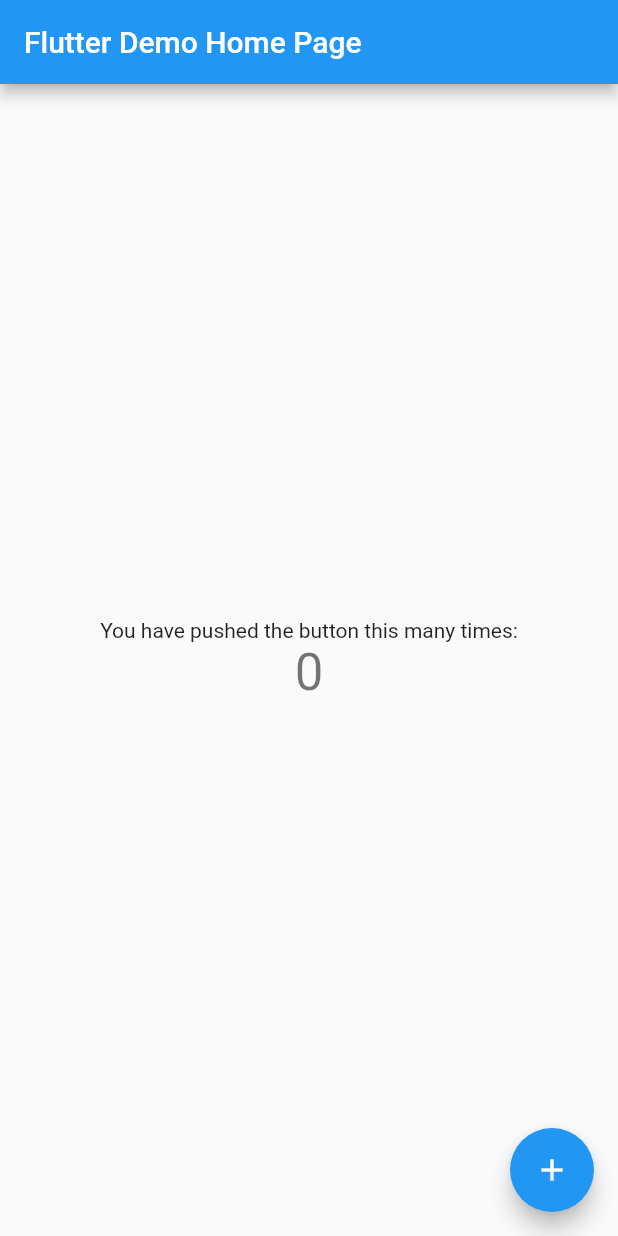
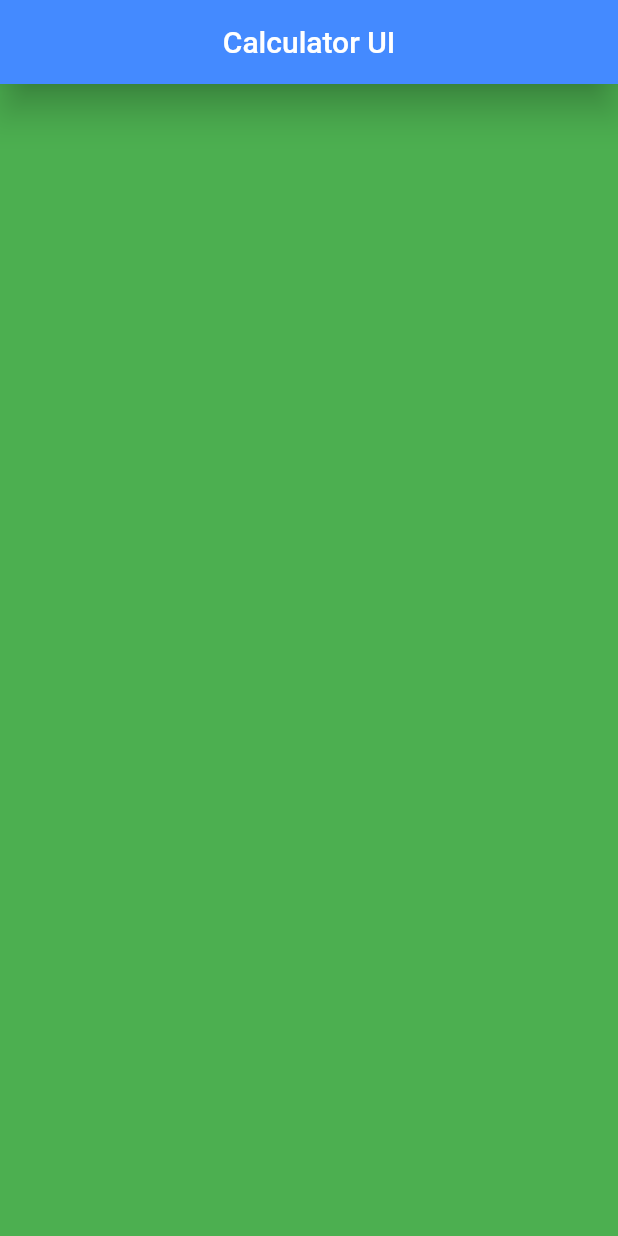
Before and after one commit to marufahmedofficial/Calculator_UI_Flutter, a Flutter app: the screen it shows after launch, on a phone screen of 412 x 824 dp. Run offline on Flutter 3.47's test engine with Material 2 defaults, Android fonts, the phone set to English and light mode, and no system bars.

Commit message:
App bar created

```diff
--- a/lib/main.dart
+++ b/lib/main.dart
@@ -1,115 +1,23 @@
 import 'package:flutter/material.dart';
 
-void main() {
-  runApp(const MyApp());
+void main(){
+
+  runApp(MaterialApp(
+    debugShowCheckedModeBanner: false,
+    home: Scaffold(
+      backgroundColor: Colors.green,
+      appBar: AppBar(
+        elevation: 10,
+        centerTitle: true,
+        backgroundColor: Colors.blueAccent,
+        title: Text('Calculator UI'),
+      ),
+    ),
+
+
+
+  )
+
+  );
+
 }
-
-class MyApp extends StatelessWidget {
-  const MyApp({super.key});
-
-  // This widget is the root of your application.
-  @override
-  Widget build(BuildContext context) {
-    return MaterialApp(
-      title: 'Flutter Demo',
-      theme: ThemeData(
-        // This is the theme of your application.
-        //
-        // Try running your application with "flutter run". You'll see the
-        // application has a blue toolbar. Then, without quitting the app, try
-        // changing the primarySwatch below to Colors.green and then invoke
-        // "hot reload" (press "r" in the console where you ran "flutter run",
-        // or simply save your changes to "hot reload" in a Flutter IDE).
-        // Notice that the counter didn't reset back to zero; the application
-        // is not restarted.
-        primarySwatch: Colors.blue,
-      ),
-      home: const MyHomePage(title: 'Flutter Demo Home Page'),
-    );
-  }
-}
-
-class MyHomePage extends StatefulWidget {
-  const MyHomePage({super.key, required this.title});
-
-  // This widget is the home page of your application. It is stateful, meaning
-  // that it has a State object (defined below) that contains fields that affect
-  // how it looks.
-
-  // This class is the configuration for the state. It holds the values (in this
-  // case the title) provided by the parent (in this case the App widget) and
-  // used by the build method of the State. Fields in a Widget subclass are
-  // always marked "final".
-
-  final String title;
-
-  @override
-  State<MyHomePage> createState() => _MyHomePageState();
-}
-
-class _MyHomePageState extends State<MyHomePage> {
-  int _counter = 0;
-
-  void _incrementCounter() {
-    setState(() {
-      // This call to setState tells the Flutter framework that something has
-      // changed in this State, which causes it to rerun the build method below
-      // so that the display can reflect the updated values. If we changed
-      // _counter without calling setState(), then the build method would not be
-      // called again, and so nothing would appear to happen.
-      _counter++;
-    });
-  }
-
-  @override
-  Widget build(BuildContext context) {
-    // This method is rerun every time setState is called, for instance as done
-    // by the _incrementCounter method above.
-    //
-    // The Flutter framework has been optimized to make rerunning build methods
-    // fast, so that you can just rebuild anything that needs updating rather
-    // than having to individually change instances of widgets.
-    return Scaffold(
-      appBar: AppBar(
-        // Here we take the value from the MyHomePage object that was created by
-        // the App.build method, and use it to set our appbar title.
-        title: Text(widget.title),
-      ),
-      body: Center(
-        // Center is a layout widget. It takes a single child and positions it
-        // in the middle of the parent.
-        child: Column(
-          // Column is also a layout widget. It takes a list of children and
-          // arranges them vertically. By default, it sizes itself to fit its
-          // children horizontally, and tries to be as tall as its parent.
-          //
-          // Invoke "debug painting" (press "p" in the console, choose the
-          // "Toggle Debug Paint" action from the Flutter Inspector in Android
-          // Studio, or the "Toggle Debug Paint" command in Visual Studio Code)
-          // to see the wireframe for each widget.
-          //
-          // Column has various properties to control how it sizes itself and
-          // how it positions its children. Here we use mainAxisAlignment to
-          // center the children vertically; the main axis here is the vertical
-          // axis because Columns are vertical (the cross axis would be
-          // horizontal).
-          mainAxisAlignment: MainAxisAlignment.center,
-          children: <Widget>[
-            const Text(
-              'You have pushed the button this many times:',
-            ),
-            Text(
-              '$_counter',
-              style: Theme.of(context).textTheme.headline4,
-            ),
-          ],
-        ),
-      ),
-      floatingActionButton: FloatingActionButton(
-        onPressed: _incrementCounter,
-        tooltip: 'Increment',
-        child: const Icon(Icons.add),
-      ), // This trailing comma makes auto-formatting nicer for build methods.
-    );
-  }
-}
```
